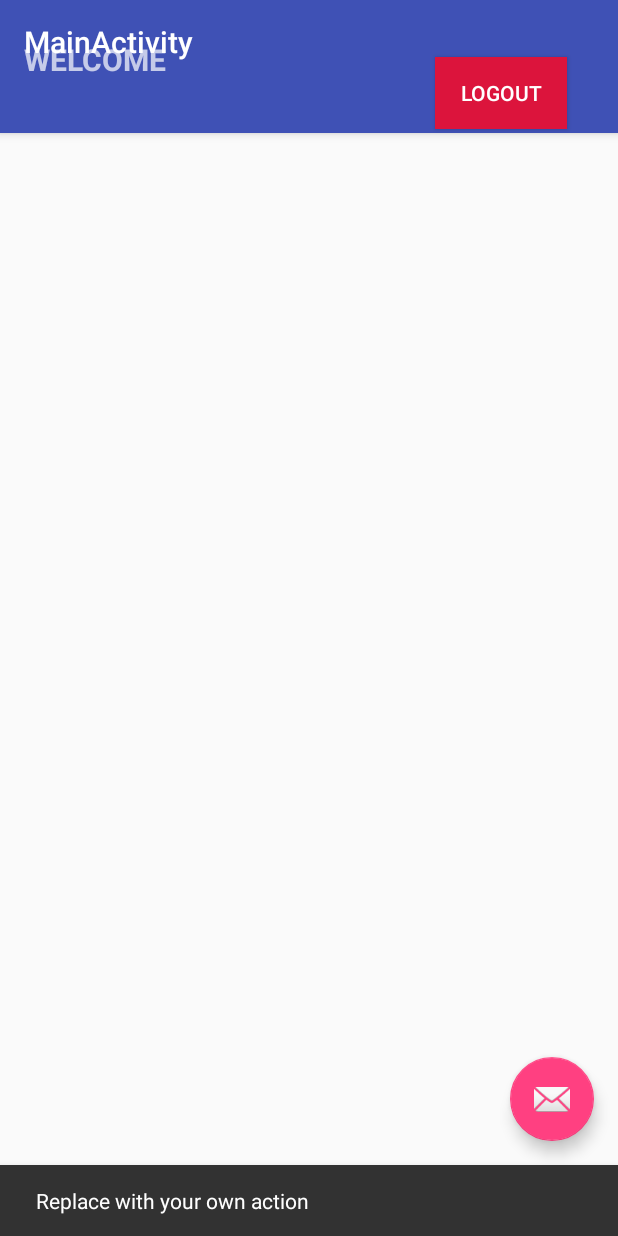
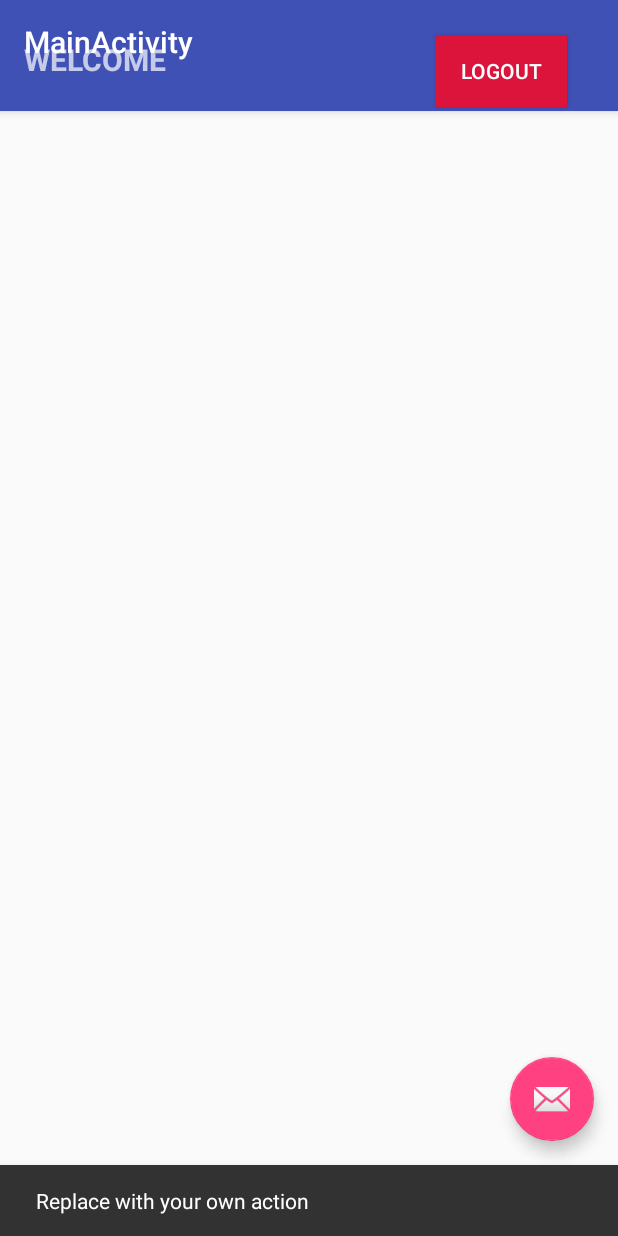
Before and after one commit to Theonlysmartboy/StaffAttendanceManager, an Android app: the MainActivity screen opened directly, with no data from a screen before it, after a tap on an icon or button, on a phone screen of 412 x 824 dp. Run offline under Robolectric (Android 15) with nearby library versions, the phone set to English and light mode, and no system bars.

Commit message:
Completed the main form interface design

```diff
--- a/app/src/main/res/layout/activity_main.xml
+++ b/app/src/main/res/layout/activity_main.xml
@@ -32,14 +32,14 @@
                 android:layout_height="wrap_content"
                 android:text="@string/welcome"
                 android:layout_marginTop="-30dp"
-                       android:layout_marginStart="16dp"
+                android:layout_marginStart="16dp"
                 android:textSize="20sp"
                 android:textStyle="bold"/>
         <Button
             android:id="@+id/button"
             android:layout_width="wrap_content"
             android:layout_height="wrap_content"
-            android:layout_marginTop="-15dp"
+            android:layout_marginTop="-30dp"
             android:layout_marginStart="290dp"
             android:layout_weight="1"
             android:background="@color/colorLogoutBtn"
```
